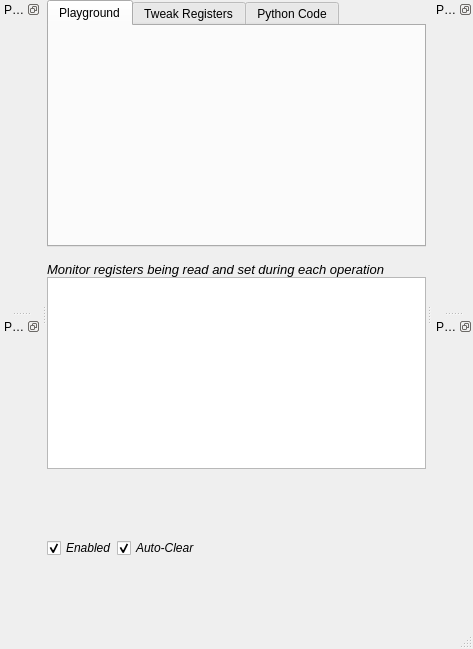
The window that utilities/templates/layout.ui (csparkresearch/KuttyPy-GUI) describes before a commit, drawn with Qt 5.
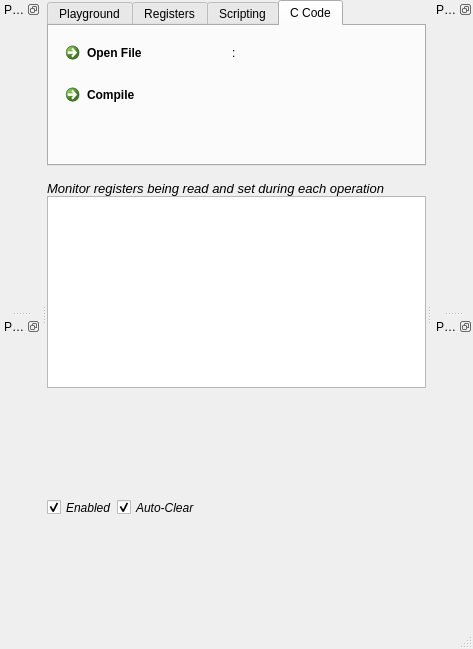
The same window after the commit. The open tabs and pages were chosen to show the change. Icons and pictures are not drawn.

Diff of the .ui file:
```diff
--- a/utilities/templates/layout.ui
+++ b/utilities/templates/layout.ui
@@ -119,7 +119,7 @@
       </widget>
       <widget class="QWidget" name="tab">
        <attribute name="title">
-        <string>Tweak Registers</string>
+        <string>Registers</string>
        </attribute>
        <layout class="QGridLayout" name="gridLayout_4">
         <property name="margin">
@@ -173,7 +173,7 @@
       </widget>
       <widget class="QWidget" name="examples">
        <attribute name="title">
-        <string>Python Code</string>
+        <string>Scripting</string>
        </attribute>
        <layout class="QGridLayout" name="gridLayout_3">
         <property name="horizontalSpacing">
@@ -250,6 +250,53 @@
         </item>
        </layout>
       </widget>
+      <widget class="QWidget" name="tab_2">
+       <attribute name="title">
+        <string>C Code</string>
+       </attribute>
+       <layout class="QGridLayout" name="gridLayout_5">
+        <item row="0" column="1">
+         <widget class="QLabel" name="filenameLabel">
+          <property name="sizePolicy">
+           <sizepolicy hsizetype="MinimumExpanding" vsizetype="Preferred">
+            <horstretch>0</horstretch>
+            <verstretch>0</verstretch>
+           </sizepolicy>
+          </property>
+          <property name="text">
+           <string>:</string>
+          </property>
+         </widget>
+        </item>
+        <item row="2" column="0">
+         <spacer name="verticalSpacer">
+          <property name="orientation">
+           <enum>Qt::Vertical</enum>
+          </property>
+          <property name="sizeHint" stdset="0">
+           <size>
+            <width>20</width>
+            <height>40</height>
+           </size>
+          </property>
+         </spacer>
+        </item>
+        <item row="0" column="0">
+         <widget class="QCommandLinkButton" name="commandLinkButton_2">
+          <property name="text">
+           <string>Open File</string>
+          </property>
+         </widget>
+        </item>
+        <item row="1" column="0">
+         <widget class="QCommandLinkButton" name="commandLinkButton_3">
+          <property name="text">
+           <string>Compile</string>
+          </property>
+         </widget>
+        </item>
+       </layout>
+      </widget>
      </widget>
     </item>
     <item row="6" column="0">
```
Left out of the diff: 38 changed lines with no effect on the pictures.
